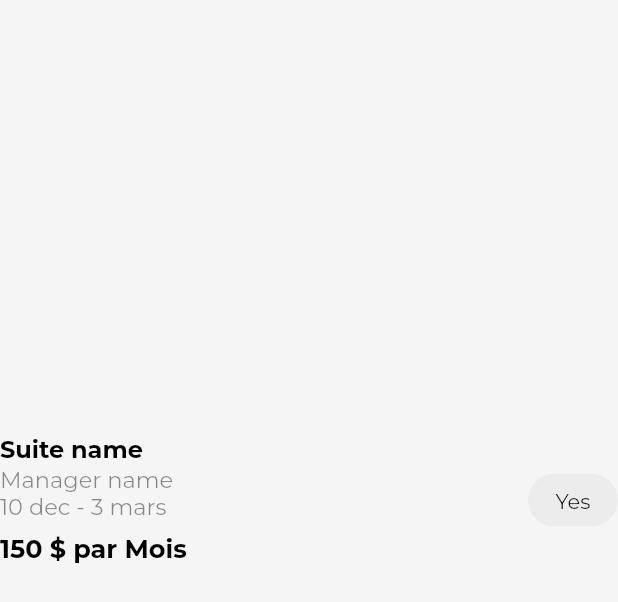
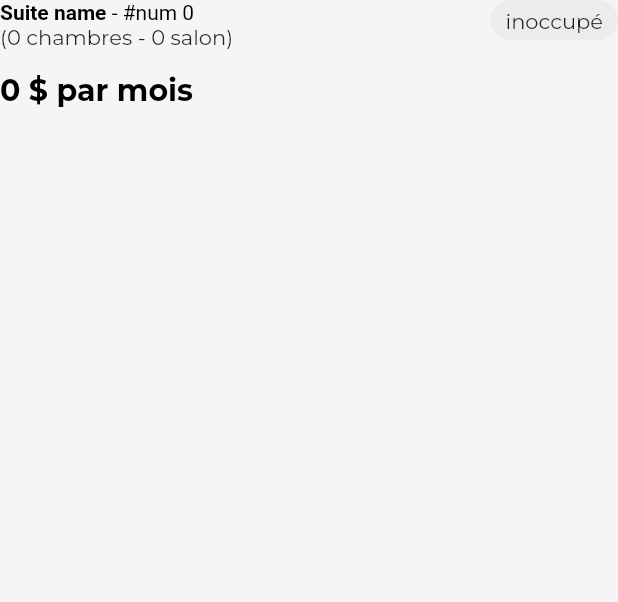
Before and after one commit to upperz-developers/bukara_mobile, a Flutter app: the Suite widget shown alone on an empty page, opened directly with empty values, on a phone screen of 412 x 824 dp. Shown: the top 602 px of the screen. Run offline on Flutter 3.47's test engine with Material 2 defaults, Android fonts, the phone set to English and light mode, and no system bars; drawn by our look-alikes of carousel_slider; our stand-ins replace cached_network_image, dio, flutter_bloc, iconsax, pin_code_fields, shared_preferences and 2 more; accounts and stored records are empty; network calls fail.

Commit message:
done with home with api

```diff
--- a/lib/app/ui/Screens/home/view_model/suite.dart
+++ b/lib/app/ui/Screens/home/view_model/suite.dart
@@ -2,6 +2,7 @@ import 'package:bukara/app/providers/shared/common_modele.dart';
 import 'package:bukara/app/providers/suite/modele.dart';
 import 'package:bukara/app/ui/Screens/deatil_page.dart';
 import 'package:bukara/app/ui/shared/style.dart';
+import 'package:bukara/app/ui/shared/utils/widget.dart';
 import 'package:cached_network_image/cached_network_image.dart';
 import 'package:carousel_slider/carousel_slider.dart';
 import 'package:flutter/material.dart';
@@ -9,12 +10,16 @@ import 'package:velocity_x/velocity_x.dart';
 
 class Suite extends StatelessWidget {
   final SuiteModel? suite;
-  const Suite({Key? key, this.suite}) : super(key: key);
+
+  const Suite({
+    Key? key,
+    this.suite,
+  }) : super(key: key);
 
   @override
   Widget build(BuildContext context) {
     return Padding(
-      padding: const EdgeInsets.only(bottom: 30),
+      padding: const EdgeInsets.only(bottom: 0),
       child: InkWell(
         borderRadius: BorderRadius.circular(10),
         onTap: () {
@@ -22,47 +27,58 @@ class Suite extends StatelessWidget {
         },
         child: Column(
           children: [
+            if (suite!.images!.isNotEmpty)
+              Column(
+                children: [
                   SuiteImage(
                     images: suite!.images!,
                   ),
-            10.heightBox,
+                  15.heightBox,
+                ],
+              ),
             Row(
+              crossAxisAlignment: CrossAxisAlignment.start,
               children: [
                 Expanded(
                   child: Column(
                     crossAxisAlignment: CrossAxisAlignment.start,
                     children: [
-                      const Text(
-                        "Suite name",
-                        textAlign: TextAlign.left,
-                        style: TextStyle(
-                          fontSize: 16,
+                      Text.rich(
+                        TextSpan(
+                          text: "Suite name",
+                          style: const TextStyle(
                             fontWeight: FontWeight.bold,
                             color: AppColors.BLACK_COLOR,
                           ),
+                          children: [
+                            TextSpan(
+                              text: " - #num ${suite!.number!}",
+                              style: const TextStyle(
+                                fontSize: 14,
+                                fontWeight: FontWeight.normal,
                               ),
+                            ),
+                          ],
+                        ),
+                      ),
+                      Text(
+                        "(${suite!.features!.bedroom} chambres - ${suite!.features!.livingroom} salon)",
+                      ),
+                      // 8.heightBox,
+                      if (suite!.status!)
                         const Text(
-                        "Manager name",
+                          "Manager name - 10 dec - 3 mars",
                           textAlign: TextAlign.left,
                           style: TextStyle(
-                          fontSize: 15,
                             color: AppColors.SECOND_TEXT_COLOR,
                           ),
                         ),
-                      const Text(
-                        "10 dec - 3 mars",
+                      15.heightBox,
+                      Text(
+                        "${suite!.price} \$ par mois",
                         textAlign: TextAlign.left,
-                        style: TextStyle(
-                          fontSize: 15,
-                          color: AppColors.SECOND_TEXT_COLOR,
-                        ),
-                      ),
-                      10.heightBox,
-                      const Text(
-                        "150 \$ par Mois",
-                        textAlign: TextAlign.left,
-                        style: TextStyle(
-                            fontSize: 17,
+                        style: const TextStyle(
+                            fontSize: 20,
                             fontWeight: FontWeight.bold,
                             color: AppColors.BLACK_COLOR),
                       ),
@@ -71,12 +87,16 @@ class Suite extends StatelessWidget {
                 ),
                 15.widthBox,
                 Container(
-                  height: 35,
-                  width: 60,
+                  padding: const EdgeInsets.symmetric(
+                    vertical: 5,
+                    horizontal: 10,
+                  ),
                   decoration: BoxDecoration(
                       color: AppColors.DISABLE_COLOR,
                       borderRadius: BorderRadius.circular(20)),
-                  child: const Center(child: Text("Yes")),
+                  child: Text(
+                    suite!.status! ? "Occupé" : "inoccupé",
+                  ),
                 )
               ],
             ),
--- a/lib/app/ui/Screens/home_page.dart
+++ b/lib/app/ui/Screens/home_page.dart
@@ -6,6 +6,7 @@ import 'package:bukara/app/controller/app_state.dart';
 import 'package:bukara/app/providers/suite/modele.dart';
 import 'package:bukara/app/ui/Screens/home/view_model/suite.dart';
 import 'package:bukara/app/ui/shared/style.dart';
+import 'package:bukara/app/ui/shared/utils/widget.dart';
 import 'package:flutter/material.dart';
 import 'package:flutter_bloc/flutter_bloc.dart';
 import 'package:iconsax/iconsax.dart';
@@ -57,8 +58,12 @@ class _Home extends State<Home> with SingleTickerProviderStateMixin {
               child: SingleChildScrollView(
                 physics: const BouncingScrollPhysics(),
                 controller: _scrollController,
-                padding:
-                    const EdgeInsets.symmetric(horizontal: 30, vertical: 10),
+                padding: const EdgeInsets.only(
+                  left: 30,
+                  right: 30,
+                  top: 10,
+                  bottom: 100,
+                ),
                 child: BlocBuilder<AppBloc, AppState>(
                     bloc: bloc,
                     builder: (context, state) {
@@ -67,8 +72,18 @@ class _Home extends State<Home> with SingleTickerProviderStateMixin {
                         return Column(
                           children: List.generate(
                             listeSuite.length,
-                            (index) => Suite(
-                              suite: listeSuite[index],
+                            (index) => Column(
+                              children: [
+                                Suite(
+                                  suite: listeSuite[index],
+                                ),
+                                if (index != listeSuite.length - 1)
+                                  Padding(
+                                    padding: const EdgeInsets.symmetric(
+                                        vertical: 15),
+                                    child: line(),
+                                  ),
+                              ],
                             ),
                           ),
                         );
--- a/pubspec.yaml
+++ b/pubspec.yaml
@@ -27,7 +27,7 @@ dependencies:
   iconsax: ^0.0.8
   pin_code_fields: ^7.4.0
   shared_preferences: ^2.0.15
-  cached_network_image: 3.1.0
+  cached_network_image:  ^3.2.3
 
 dev_dependencies:
   flutter_test:
```
Lines whose indentation alone changed are shown as unchanged.
